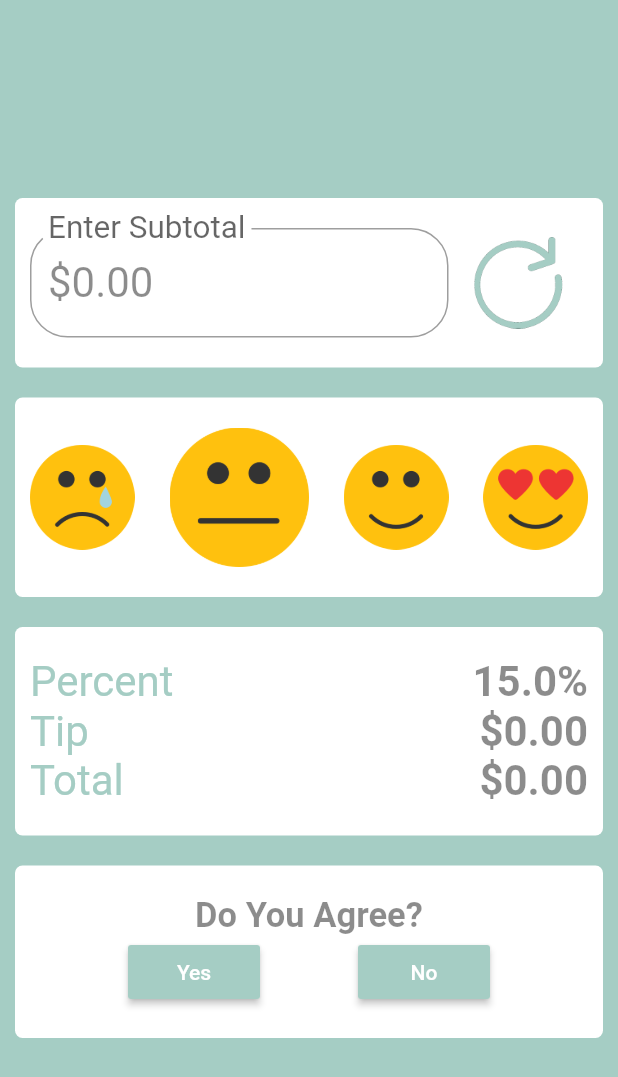
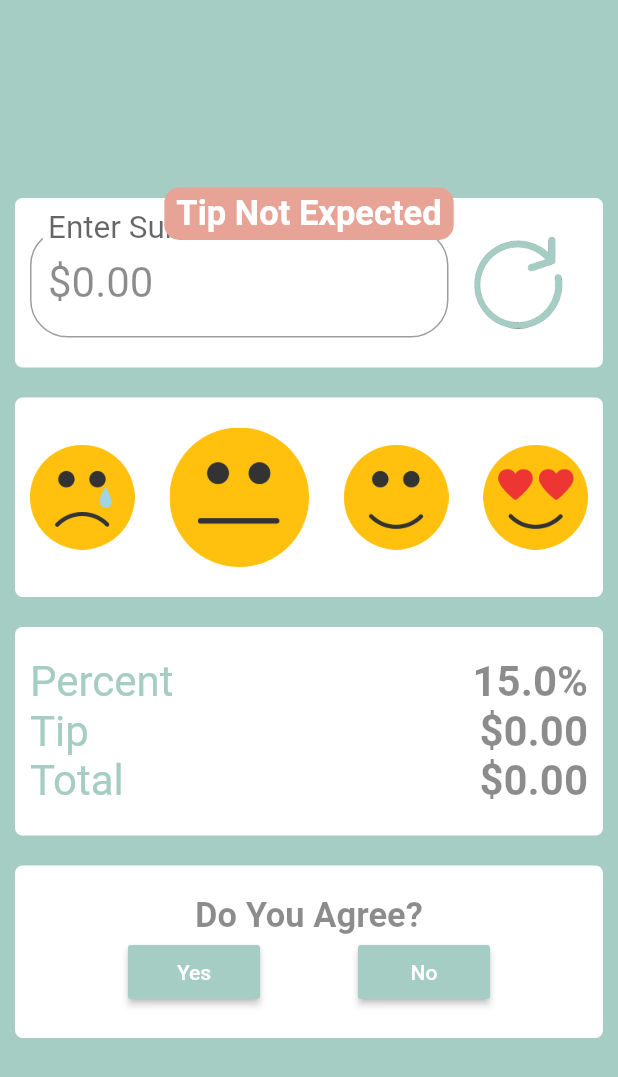
Before and after one commit to jbraunschweiger/Smart-Tip, a Flutter app: the first screen one second after launch, on a phone screen of 412 x 824 dp. Shown: the top 1077 px of the screen. Run offline on Flutter 3.47's test engine with Material 2 defaults, Android fonts, the light colour scheme and no system bars; drawn by our look-alikes of oktoast; our stand-ins replace cloud_firestore, flutter_masked_text, geolocator; accounts and stored records are empty; Roboto replaces fonts that are missing (Montserrat).

Commit message:
Add notification for when tip is not expected or when data is not available

```diff
--- a/assets/res/countries.csv
+++ b/assets/res/countries.csv
@@ -234,7 +234,7 @@ Uganda,UG,0,0,0
 Ukraine,UA,0,5,1
 United Arab Emirates,AE,1,17.5,1
 United Kingdom,GB,1,10,1
-United States,US,1,17.5,1
+United States,US,0,17.5,1
 United States Minor Outlying Islands,UM,0,0,0
 Uruguay,UY,0,0,0
 Uzbekistan,UZ,0,0,0
--- a/lib/helper.dart
+++ b/lib/helper.dart
@@ -60,8 +60,7 @@ class Helper {
     int hasData = int.parse(data[3]);
     int expected = int.parse(data[1]);
     if(hasData == 0){
-      //TODO add popup for no data
-      return 0.0;
+      return -1.0;
     }
     if(tipRate == 0 && hasData == 1){
       return 0.0;
@@ -71,6 +70,9 @@ class Helper {
     }
     double variance = tipRate/7;
     tipRate += variance * happiness;
+    if(expected == 0) {
+      return -tipRate;
+    }
     return tipRate;
   }
 
--- a/lib/main.dart
+++ b/lib/main.dart
@@ -5,6 +5,7 @@ import 'package:intl/intl.dart';
 import 'package:geolocator/geolocator.dart';
 import 'helper.dart';
 import 'package:cloud_firestore/cloud_firestore.dart';
+import 'package:oktoast/oktoast.dart';
 
 void main() {
   runApp(MyApp());
@@ -37,6 +38,7 @@ class HomePage extends State<MyApp> {
 
   bool feedbackInteracted = false;
   bool feedbackRequired = true;
+  bool toastAppeared = false;
 
   Future<Position> getPosition() async {
     try {
@@ -86,6 +88,7 @@ class HomePage extends State<MyApp> {
 
       feedbackInteracted = false;
       feedbackRequired = true;
+      toastAppeared = false;
     });
   }
 
@@ -94,7 +97,7 @@ class HomePage extends State<MyApp> {
     Color primary = Colors.black45;
     Color accent = Color.fromARGB(255, 165, 205, 196);
     double defaultFontSize = 28;
-    return MaterialApp(
+    Widget m = MaterialApp(
         title: 'Flutter',
         home: Scaffold(
           resizeToAvoidBottomPadding: false,
@@ -253,6 +256,15 @@ class HomePage extends State<MyApp> {
 
             // Define the default Font Family
             fontFamily: 'Montserrat'));
+    return OKToast(
+      backgroundColor: Color.fromARGB(255, 231, 164, 150),
+      textStyle: TextStyle(
+          fontSize: defaultFontSize - 5,
+          fontWeight: FontWeight.bold,
+          color: Color.fromARGB(255, 255, 255, 255)),
+      child: m
+    );
+
   }
 
   Widget contain(Widget w) {
@@ -387,6 +399,20 @@ class HomePage extends State<MyApp> {
     }
     if (countryData != null) {
       double tipPercent = Helper.getTip(happiness, countryData) / 100;
+      if (tipPercent == -.01){
+        if (!toastAppeared) {
+          toastAppeared = true;
+          showToast("No Data Available", position: ToastPosition.top);
+        }
+        return 0;
+      }
+      if (tipPercent < 0) {
+        if (!toastAppeared) {
+          toastAppeared = true;
+          showToast("Tip Not Expected", position: ToastPosition.top);
+        }
+        return -tipPercent;
+      }
       return tipPercent;
     }
     return .15;
--- a/pubspec.yaml
+++ b/pubspec.yaml
@@ -19,6 +19,7 @@ environment:
 dependencies:
   flutter_masked_text: ^0.8.0
   geolocator: ^5.0.0
+  oktoast: ^2.1.9
   flutter:
     sdk: flutter
   flutter_localizations:
```
Also changed, not shown: pubspec.lock, 1 other file.
